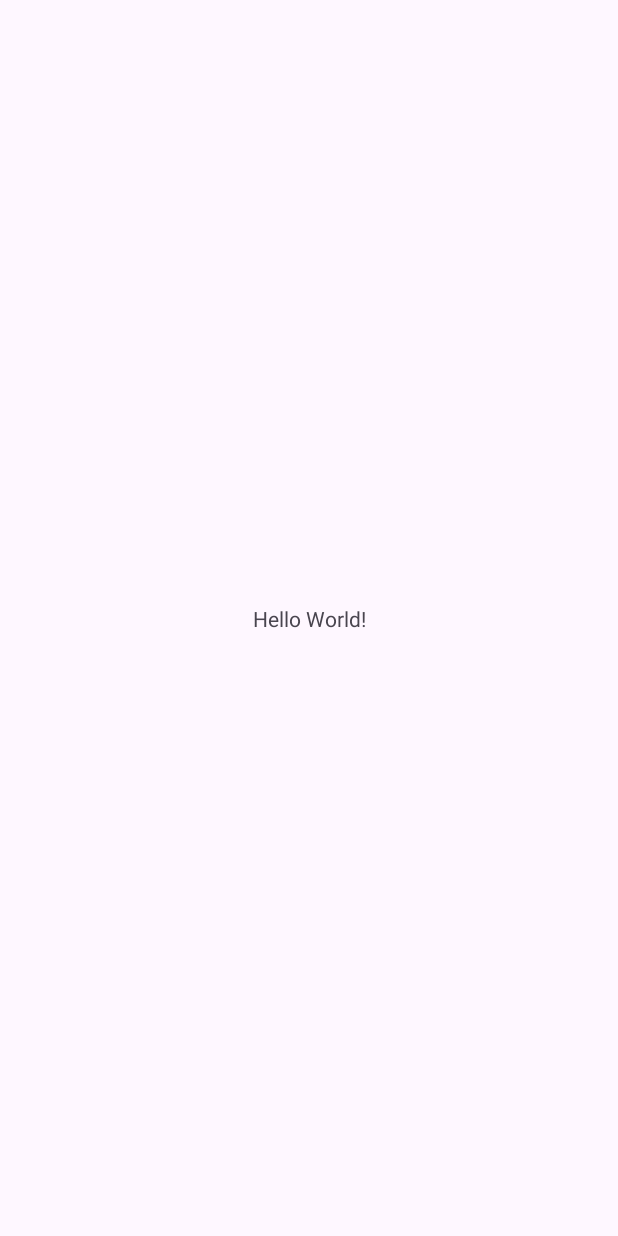
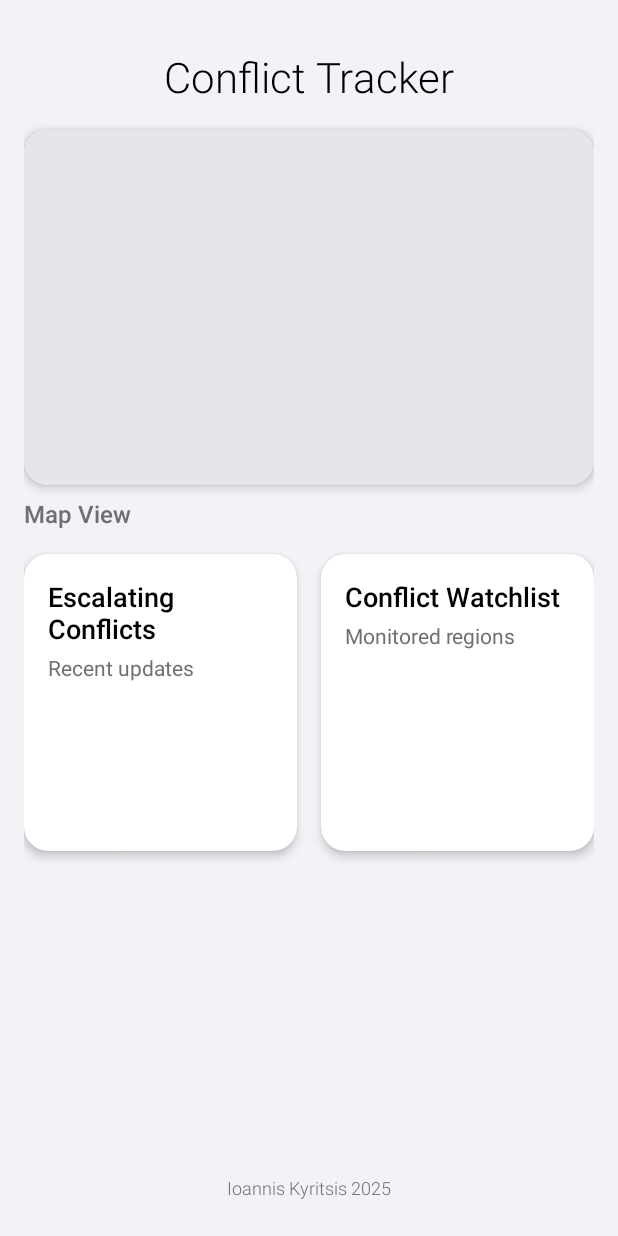
Before and after one commit to ykyritsis/conflicttrackerandroidapp, an Android app: the screen it shows after launch (MainActivity), on a phone screen of 412 x 824 dp. Before the commit the screen is almost empty. Run offline under Robolectric (Android 15) with nearby library versions, the phone set to English and light mode, and no system bars.

Commit message:
- initial ui testing and design

```diff
--- a/app/src/main/AndroidManifest.xml
+++ b/app/src/main/AndroidManifest.xml
@@ -4,23 +4,18 @@
 
     <application
         android:allowBackup="true"
-        android:dataExtractionRules="@xml/data_extraction_rules"
-        android:fullBackupContent="@xml/backup_rules"
         android:icon="@mipmap/ic_launcher"
         android:label="@string/app_name"
         android:roundIcon="@mipmap/ic_launcher_round"
         android:supportsRtl="true"
-        android:theme="@style/Theme.Conflicttrackerandroidapp"
-        tools:targetApi="31">
+        android:theme="@style/Theme.ConflictTrackerAndroidApp">
         <activity
             android:name=".MainActivity"
             android:exported="true">
             <intent-filter>
                 <action android:name="android.intent.action.MAIN" />
-
                 <category android:name="android.intent.category.LAUNCHER" />
             </intent-filter>
         </activity>
     </application>
-
 </manifest>
--- a/app/src/main/java/com/example/conflicttrackerandroidapp/MainActivity.kt
+++ b/app/src/main/java/com/example/conflicttrackerandroidapp/MainActivity.kt
@@ -1,20 +1,31 @@
 package com.example.conflicttrackerandroidapp
 
+import androidx.appcompat.app.AppCompatActivity
 import android.os.Bundle
-import androidx.activity.enableEdgeToEdge
-import androidx.appcompat.app.AppCompatActivity
-import androidx.core.view.ViewCompat
-import androidx.core.view.WindowInsetsCompat
+import android.widget.Toast
+import com.google.android.material.card.MaterialCardView
 
 class MainActivity : AppCompatActivity() {
     override fun onCreate(savedInstanceState: Bundle?) {
         super.onCreate(savedInstanceState)
-        enableEdgeToEdge()
         setContentView(R.layout.activity_main)
-        ViewCompat.setOnApplyWindowInsetsListener(findViewById(R.id.main)) { v, insets ->
-            val systemBars = insets.getInsets(WindowInsetsCompat.Type.systemBars())
-            v.setPadding(systemBars.left, systemBars.top, systemBars.right, systemBars.bottom)
-            insets
+
+        // Find our cards by their IDs
+        val mapCard = findViewById<MaterialCardView>(R.id.mapCard)
+        val escalatingCard = findViewById<MaterialCardView>(R.id.escalatingCard)
+        val watchlistCard = findViewById<MaterialCardView>(R.id.watchlistCard)
+
+        // Set click listeners for each card
+        mapCard.setOnClickListener {
+            Toast.makeText(this, "Map View Clicked", Toast.LENGTH_SHORT).show()
+        }
+
+        escalatingCard.setOnClickListener {
+            Toast.makeText(this, "Escalating Conflicts Clicked", Toast.LENGTH_SHORT).show()
+        }
+
+        watchlistCard.setOnClickListener {
+            Toast.makeText(this, "Conflict Watchlist Clicked", Toast.LENGTH_SHORT).show()
         }
     }
 }
--- /dev/null
+++ b/app/src/main/res/drawable/map_background.xml
@@ -0,0 +1,6 @@
+<?xml version="1.0" encoding="utf-8"?>
+<shape xmlns:android="http://schemas.android.com/apk/res/android"
+    android:shape="rectangle">
+    <solid android:color="#FFE5E5EA"/> <!-- Light gray background -->
+    <corners android:radius="16dp"/>
+</shape>
--- a/app/src/main/res/layout/activity_main.xml
+++ b/app/src/main/res/layout/activity_main.xml
@@ -1,19 +1,145 @@
 <?xml version="1.0" encoding="utf-8"?>
 <androidx.constraintlayout.widget.ConstraintLayout xmlns:android="http://schemas.android.com/apk/res/android"
     xmlns:app="http://schemas.android.com/apk/res-auto"
-    xmlns:tools="http://schemas.android.com/tools"
-    android:id="@+id/main"
     android:layout_width="match_parent"
     android:layout_height="match_parent"
-    tools:context=".MainActivity">
+    android:padding="16dp">
 
+    <!-- Title -->
+    <TextView
+        android:id="@+id/titleText"
+        android:layout_width="wrap_content"
+        android:layout_height="wrap_content"
+        android:text="Conflict Tracker"
+        android:textSize="28sp"
+        android:textColor="@color/text_primary"
+        android:fontFamily="sans-serif-light"
+        app:layout_constraintTop_toTopOf="parent"
+        app:layout_constraintStart_toStartOf="parent"
+        app:layout_constraintEnd_toEndOf="parent"
+        android:layout_marginTop="16dp"/>
+
+    <!-- Map Placeholder -->
+    <com.google.android.material.card.MaterialCardView
+        android:id="@+id/mapCard"
+        android:layout_width="0dp"
+        android:layout_height="0dp"
+        style="@style/AppCard"
+        android:layout_marginTop="16dp"
+        app:layout_constraintTop_toBottomOf="@id/titleText"
+        app:layout_constraintStart_toStartOf="parent"
+        app:layout_constraintEnd_toEndOf="parent"
+        app:layout_constraintHeight_percent="0.3">
+
+        <View
+            android:layout_width="match_parent"
+            android:layout_height="match_parent"
+            android:background="@drawable/map_background"/>
+
+    </com.google.android.material.card.MaterialCardView>
+
+    <!-- Map View Title -->
+    <TextView
+        android:id="@+id/mapViewTitle"
+        android:layout_width="wrap_content"
+        android:layout_height="wrap_content"
+        android:text="Map View"
+        android:textSize="16sp"
+        android:textColor="@color/text_secondary"
+        android:fontFamily="sans-serif-medium"
+        android:layout_marginTop="8dp"
+        app:layout_constraintTop_toBottomOf="@id/mapCard"
+        app:layout_constraintStart_toStartOf="parent"/>
+
+    <!-- Escalating Conflicts Card -->
+    <com.google.android.material.card.MaterialCardView
+        android:id="@+id/escalatingCard"
+        android:layout_width="0dp"
+        android:layout_height="0dp"
+        style="@style/AppCard"
+        android:layout_marginTop="16dp"
+        android:layout_marginEnd="8dp"
+        app:layout_constraintTop_toBottomOf="@id/mapViewTitle"
+        app:layout_constraintStart_toStartOf="parent"
+        app:layout_constraintEnd_toStartOf="@id/watchlistCard"
+        app:layout_constraintHeight_percent="0.25">
+
+        <LinearLayout
+            android:layout_width="match_parent"
+            android:layout_height="match_parent"
+            android:orientation="vertical"
+            android:padding="16dp">
+
+            <TextView
+                android:layout_width="wrap_content"
+                android:layout_height="wrap_content"
+                android:text="Escalating Conflicts"
+                android:textSize="18sp"
+                android:textColor="@color/text_primary"
+                android:fontFamily="sans-serif-medium"/>
+
+            <TextView
+                android:layout_width="wrap_content"
+                android:layout_height="wrap_content"
+                android:text="Recent updates"
+                android:textSize="14sp"
+                android:textColor="@color/text_secondary"
+                android:layout_marginTop="4dp"/>
+
+        </LinearLayout>
+
+    </com.google.android.material.card.MaterialCardView>
+
+    <!-- Conflict Watchlist Card -->
+    <com.google.android.material.card.MaterialCardView
+        android:id="@+id/watchlistCard"
+        android:layout_width="0dp"
+        android:layout_height="0dp"
+        style="@style/AppCard"
+        android:layout_marginTop="16dp"
+        android:layout_marginStart="8dp"
+        app:layout_constraintTop_toBottomOf="@id/mapViewTitle"
+        app:layout_constraintStart_toEndOf="@id/escalatingCard"
+        app:layout_constraintEnd_toEndOf="parent"
+        app:layout_constraintHeight_percent="0.25">
+
+        <LinearLayout
+            android:layout_width="match_parent"
+            android:layout_height="match_parent"
+            android:orientation="vertical"
+            android:padding="16dp">
+
+            <TextView
+                android:layout_width="wrap_content"
+                android:layout_height="wrap_content"
+                android:text="Conflict Watchlist"
+                android:textSize="18sp"
+                android:textColor="@color/text_primary"
+                android:fontFamily="sans-serif-medium"/>
+
+            <TextView
+                android:layout_width="wrap_content"
+                android:layout_height="wrap_content"
+                android:text="Monitored regions"
+                android:textSize="14sp"
+                android:textColor="@color/text_secondary"
+                android:layout_marginTop="4dp"/>
+
+        </LinearLayout>
+
+    </com.google.android.material.card.MaterialCardView>
+
+    <!-- Watermark -->
     <TextView
         android:layout_width="wrap_content"
         android:layout_height="wrap_content"
-        android:text="Hello World!"
+        android:text="Ioannis Kyritsis 2025"
+        android:textSize="12sp"
+        android:textColor="@color/text_secondary"
+        android:fontFamily="sans-serif-light"
+        android:layout_marginBottom="8dp"
         app:layout_constraintBottom_toBottomOf="parent"
-        app:layout_constraintEnd_toEndOf="parent"
         app:layout_constraintStart_toStartOf="parent"
-        app:layout_constraintTop_toTopOf="parent" />
+        app:layout_constraintEnd_toEndOf="parent"/>
 
 </androidx.constraintlayout.widget.ConstraintLayout>
--- a/app/src/main/res/values-night/themes.xml
+++ b/app/src/main/res/values-night/themes.xml
@@ -1,7 +1,6 @@
-<resources xmlns:tools="http://schemas.android.com/tools">
-    <!-- Base application theme. -->
-    <style name="Base.Theme.Conflicttrackerandroidapp" parent="Theme.Material3.DayNight.NoActionBar">
-        <!-- Customize your dark theme here. -->
-        <!-- <item name="colorPrimary">@color/my_dark_primary</item> -->
+<?xml version="1.0" encoding="utf-8"?>
+<resources>
+    <style name="Theme.ConflictTrackerAndroidApp" parent="android:Theme.Material.Light.NoActionBar">
+        <item name="android:statusBarColor">@android:color/transparent</item>
     </style>
 </resources>
--- a/app/src/main/res/values/colors.xml
+++ b/app/src/main/res/values/colors.xml
@@ -1,5 +1,9 @@
 <?xml version="1.0" encoding="utf-8"?>
 <resources>
-    <color name="black">#FF000000</color>
-    <color name="white">#FFFFFFFF</color>
+    <!-- Apple-like colors -->
+    <color name="system_blue">#FF007AFF</color>
+    <color name="system_background">#FFF2F2F7</color>
+    <color name="card_background">#FFFFFFFF</color>
+    <color name="text_primary">#FF000000</color>
+    <color name="text_secondary">#FF6E6E73</color>
 </resources>
--- a/app/src/main/res/values/strings.xml
+++ b/app/src/main/res/values/strings.xml
@@ -1,3 +1,3 @@
 <resources>
-    <string name="app_name">conflicttrackerandroidapp</string>
+    <string name="app_name">ConflictTrackerAndroidApp</string>
 </resources>
--- a/app/src/main/res/values/themes.xml
+++ b/app/src/main/res/values/themes.xml
@@ -1,9 +1,16 @@
-<resources xmlns:tools="http://schemas.android.com/tools">
-    <!-- Base application theme. -->
-    <style name="Base.Theme.Conflicttrackerandroidapp" parent="Theme.Material3.DayNight.NoActionBar">
-        <!-- Customize your light theme here. -->
-        <!-- <item name="colorPrimary">@color/my_light_primary</item> -->
+<?xml version="1.0" encoding="utf-8"?>
+<resources>
+    <style name="Theme.ConflictTrackerAndroidApp" parent="Theme.MaterialComponents.DayNight.NoActionBar">
+        <item name="colorPrimary">@color/system_blue</item>
+        <item name="android:windowBackground">@color/system_background</item>
+        <item name="android:statusBarColor">@color/system_background</item>
+        <item name="android:windowLightStatusBar">true</item>
     </style>
 
-    <style name="Theme.Conflicttrackerandroidapp" parent="Base.Theme.Conflicttrackerandroidapp" />
+    <!-- Card style -->
+    <style name="AppCard" parent="Widget.MaterialComponents.CardView">
+        <item name="cardElevation">4dp</item>
+        <item name="cardCornerRadius">16dp</item>
+        <item name="cardBackgroundColor">@color/card_background</item>
+    </style>
 </resources>
--- a/settings.gradle.kts
+++ b/settings.gradle.kts
@@ -1,12 +1,6 @@
 pluginManagement {
     repositories {
-        google {
-            content {
-                includeGroupByRegex("com\\.android.*")
-                includeGroupByRegex("com\\.google.*")
-                includeGroupByRegex("androidx.*")
-            }
-        }
+        google()
         mavenCentral()
         gradlePluginPortal()
     }
@@ -19,5 +13,8 @@ dependencyResolutionManagement {
     }
 }
 
+rootProject.name = "ConflictTrackerAndroidApp"
+include(":app")
+
 rootProject.name = "conflicttrackerandroidapp"
 include(":app")
```
Also changed, not shown: app/build.gradle.kts (+11 -18 lines), gradle/libs.versions.toml (+6 -1 lines).
